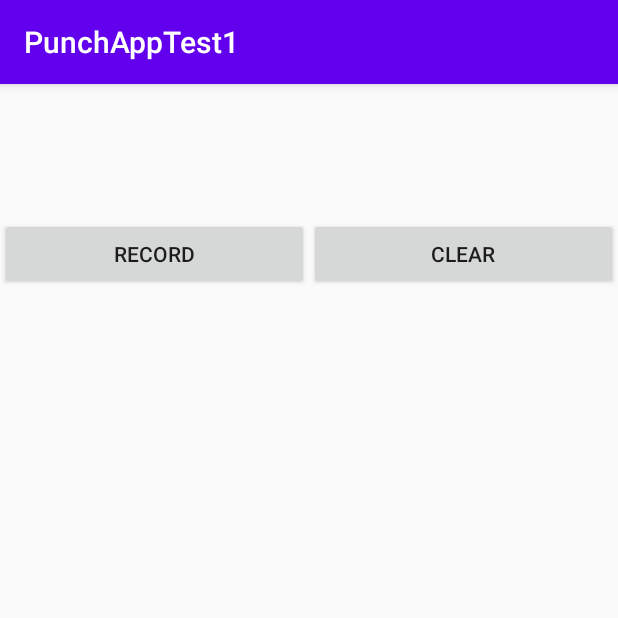
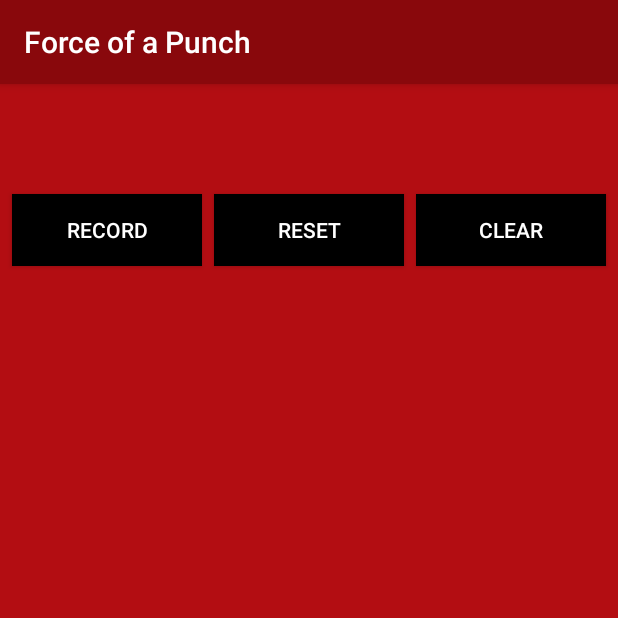
Before and after one commit to zetamine/Experiments, an Android app: the screen it shows after launch (MainActivity), on a phone screen of 412 x 824 dp, the top half of it. Run offline under Robolectric (Android 15) with nearby library versions, the phone set to English and light mode, and no system bars.

Commit message:
ver 9
Changed the theme of the app to match the design.

```diff
--- a/app/src/main/java/com/example/punchapptest1/MainActivity.java
+++ b/app/src/main/java/com/example/punchapptest1/MainActivity.java
@@ -63,4 +63,12 @@ public class MainActivity extends AppCompatActivity {
         this.account.clear(); // clears all punch data
         this.logDisp.setText(this.account.toString()); // displays empty log
     }
+
+    /**
+     * Resets current max acceleration
+     * @param view
+     */
+    public void reset(View view) {
+        this.acceleration.resetMaxAcceleration();
+    }
 }
--- a/app/src/main/java/com/example/punchapptest1/data/Acceleration.java
+++ b/app/src/main/java/com/example/punchapptest1/data/Acceleration.java
@@ -63,6 +63,7 @@ public class Acceleration implements SensorEventListener {
 
         // displays the current linear acceleration
         this.accelView.setText(format.format(linAcceleration));
+        this.accelView.setText("Current Acceleration: "+ this.accelView.getText());
     }
 
     @Override
--- a/app/src/main/res/layout/activity_main.xml
+++ b/app/src/main/res/layout/activity_main.xml
@@ -4,14 +4,15 @@
     xmlns:tools="http://schemas.android.com/tools"
     android:layout_width="match_parent"
     android:layout_height="match_parent"
+    android:background="@color/background"
     tools:context=".MainActivity">
 
     <TextView
         android:id="@+id/accelerationView"
         android:layout_width="0dp"
         android:layout_height="wrap_content"
-        android:gravity="center"
-        android:textSize="36sp"
+        android:textColor="@color/text"
+        android:textSize="24sp"
         app:layout_constraintHorizontal_bias="1.0"
         app:layout_constraintLeft_toLeftOf="parent"
         app:layout_constraintRight_toRightOf="parent"
@@ -21,6 +22,7 @@
         android:id="@+id/maxAccelView"
         android:layout_width="0dp"
         android:layout_height="wrap_content"
+        android:textColor="@color/text"
         android:textSize="30sp"
         app:layout_constraintEnd_toEndOf="parent"
         app:layout_constraintStart_toStartOf="parent"
@@ -30,23 +32,44 @@
         android:id="@+id/recordButton"
         android:layout_width="0dp"
         android:layout_height="wrap_content"
+        android:layout_marginStart="8dp"
+        android:layout_marginEnd="8dp"
+        android:background="@color/button"
         android:onClick="record"
         android:text="@string/record"
-        app:layout_constraintEnd_toStartOf="@+id/clearButton"
+        android:textColor="@color/text"
+        app:layout_constraintEnd_toStartOf="@id/resetButton"
         app:layout_constraintStart_toStartOf="parent"
         app:layout_constraintTop_toBottomOf="@id/maxAccelView" />
+
+    <Button
+        android:id="@+id/resetButton"
+        android:layout_width="0dp"
+        android:layout_height="wrap_content"
+        android:background="@color/button"
+        android:onClick="reset"
+        android:text="@string/reset"
+        android:textColor="@color/text"
+        app:layout_constraintEnd_toStartOf="@id/clearButton"
+        app:layout_constraintStart_toEndOf="@id/recordButton"
+        app:layout_constraintTop_toBottomOf="@+id/maxAccelView" />
 
     <Button
         android:id="@+id/clearButton"
         android:layout_width="0dp"
         android:layout_height="wrap_content"
+        android:layout_marginStart="8dp"
+        android:layout_marginEnd="8dp"
+        android:background="@color/button"
         android:onClick="clear"
         android:text="@string/clear"
+        android:textColor="@color/text"
         app:layout_constraintEnd_toEndOf="parent"
-        app:layout_constraintStart_toEndOf="@+id/recordButton"
+        app:layout_constraintStart_toEndOf="@id/resetButton"
         app:layout_constraintTop_toBottomOf="@id/maxAccelView" />
 
     <ScrollView
+        android:id="@+id/scrollView2"
         android:layout_width="match_parent"
         android:layout_height="0dp"
         app:layout_constraintBottom_toBottomOf="parent"
@@ -62,7 +85,9 @@
             <TextView
                 android:id="@+id/logView"
                 android:layout_width="match_parent"
-                android:layout_height="match_parent" />
+                android:layout_height="match_parent"
+                android:textColor="@color/text"
+                android:textSize="18sp" />
         </LinearLayout>
     </ScrollView>
 
--- a/app/src/main/res/values/colors.xml
+++ b/app/src/main/res/values/colors.xml
@@ -1,6 +1,9 @@
 <?xml version="1.0" encoding="utf-8"?>
 <resources>
-    <color name="colorPrimary">#6200EE</color>
+    <color name="colorPrimary">#89080C</color>
     <color name="colorPrimaryDark">#3700B3</color>
     <color name="colorAccent">#03DAC5</color>
+    <color name="text">#FFFFFF</color>
+    <color name="background">#B30D12</color>
+    <color name="button">#000000</color>
 </resources>
--- a/app/src/main/res/values/strings.xml
+++ b/app/src/main/res/values/strings.xml
@@ -1,5 +1,6 @@
 <resources>
-    <string name="app_name">PunchAppTest1</string>
+    <string name="app_name">Force of a Punch</string>
     <string name="clear">Clear</string>
     <string name="record">Record</string>
+    <string name="reset">Reset</string>
 </resources>
```
